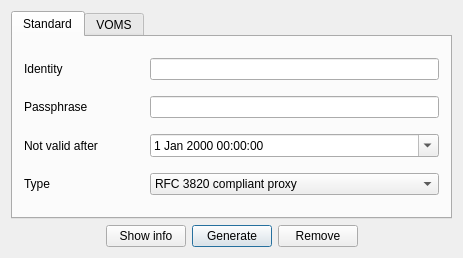
Qt form src/common/proxywindow.ui (jonaslindemann/arc-gui-clients) before a commit.
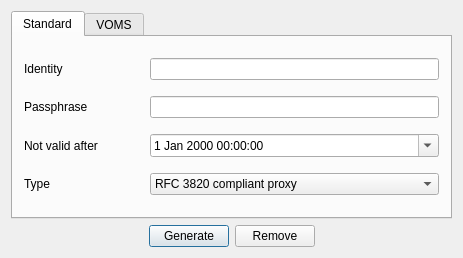
The same form after that commit.

Patch:
```diff
--- a/src/common/proxywindow.ui
+++ b/src/common/proxywindow.ui
@@ -270,13 +270,6 @@
         </property>
        </spacer>
       </item>
-      <item>
-       <widget class="QPushButton" name="infoButton">
-        <property name="text">
-         <string>Show info</string>
-        </property>
-       </widget>
-      </item>
       <item>
        <widget class="QPushButton" name="generateButton">
         <property name="text">
```
Left out of the diff: 6 changed lines with no effect on the pictures.
